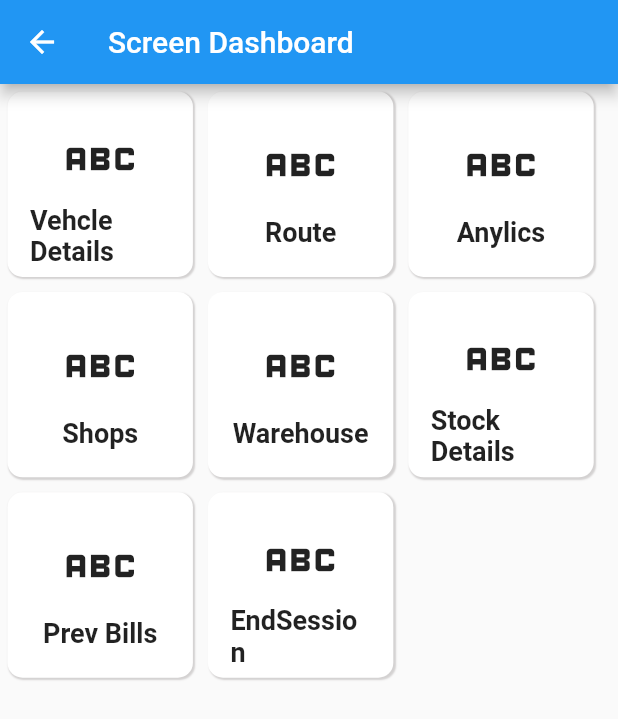
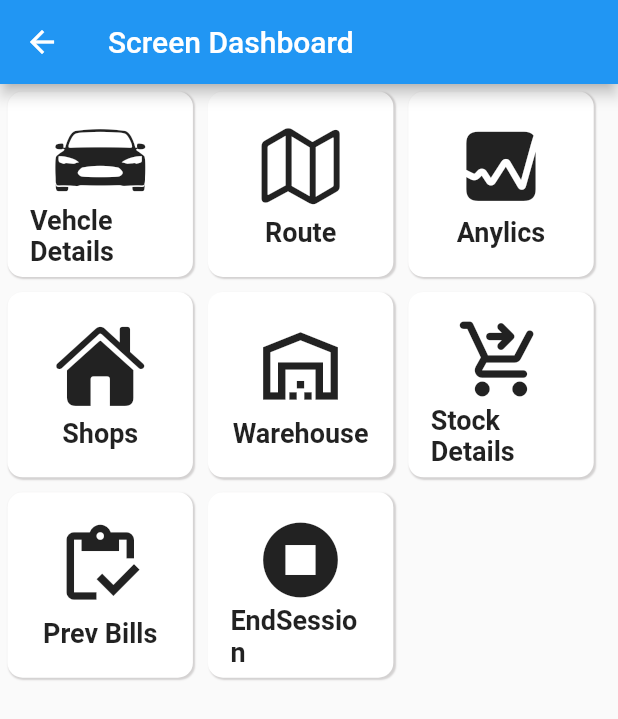
Before and after one commit to jasimameen/inventory-managment, a Flutter app: the ScreenDasboard screen opened directly, on a phone screen of 412 x 824 dp. Shown: the top 719 px of the screen. Run offline on Flutter 3.47's test engine with Material 2 defaults, Android fonts, the phone set to English and light mode, and no system bars; our stand-ins replace bloc, dartz, dio, flutter_bloc, freezed_annotation, get_it and 1 more.

Commit message:
icon change

```diff
--- a/lib/presentation/dashboard/screen_dashboard.dart
+++ b/lib/presentation/dashboard/screen_dashboard.dart
@@ -1,3 +1,4 @@
+import 'package:flutter/cupertino.dart';
 import 'package:flutter/material.dart';
 
 import '../analytics/screen_analytics.dart';
@@ -21,13 +22,26 @@ List<String> dashTileTitles = const [
   'Prev Bills',
   'EndSession',
 ];
+List<IconData> dashTileIcons = const [
+  CupertinoIcons.car_detailed,
+  CupertinoIcons.map,
+  CupertinoIcons.graph_square_fill,
+  CupertinoIcons.house_fill,
+  Icons.warehouse_outlined,
+  Icons.shopping_cart_checkout_rounded,
+  Icons.inventory_outlined,
+  Icons.stop_circle,
+];
 List<Widget> dashCardNavTo = const [
   ScreeVehcle(),
   ScreenRoute(),
   ScreenAnalytics(),
   ScreenAllShops(),
   ScreenWareHouse(),
-  ScreenStock(title: 'VehcleStock Details',fromPage: 'Home',),
+  ScreenStock(
+    title: 'VehcleStock Details',
+    fromPage: 'Home',
+  ),
   ScreenPrevBills(),
   ScreenEndSession(),
 ];
@@ -52,7 +66,7 @@ class ScreenDasboard extends StatelessWidget {
             dashCardNavTo.length,
             (index) => SquareCardWidget(
                 title: dashTileTitles[index],
-                iconData: Icons.abc,
+                iconData: dashTileIcons[index],
                 onTap: () {
                   Navigation.push(context, dashCardNavTo[index]);
                 })),
```
